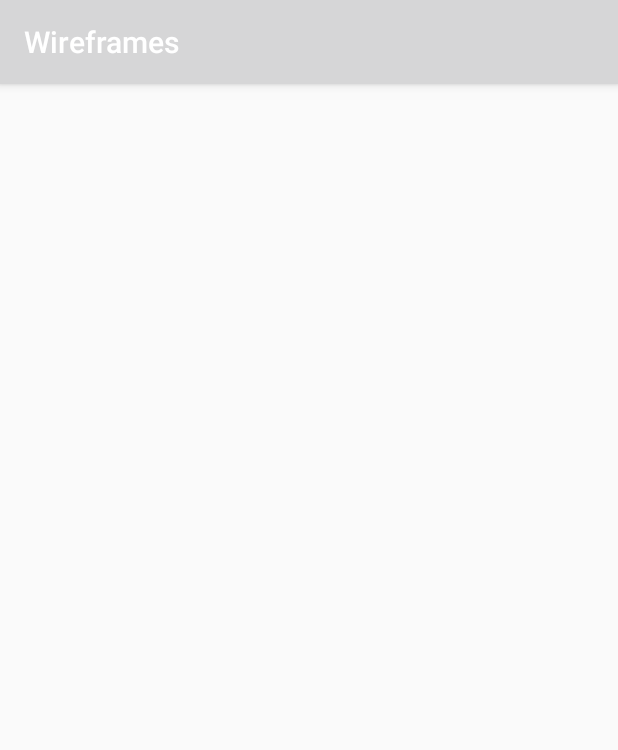
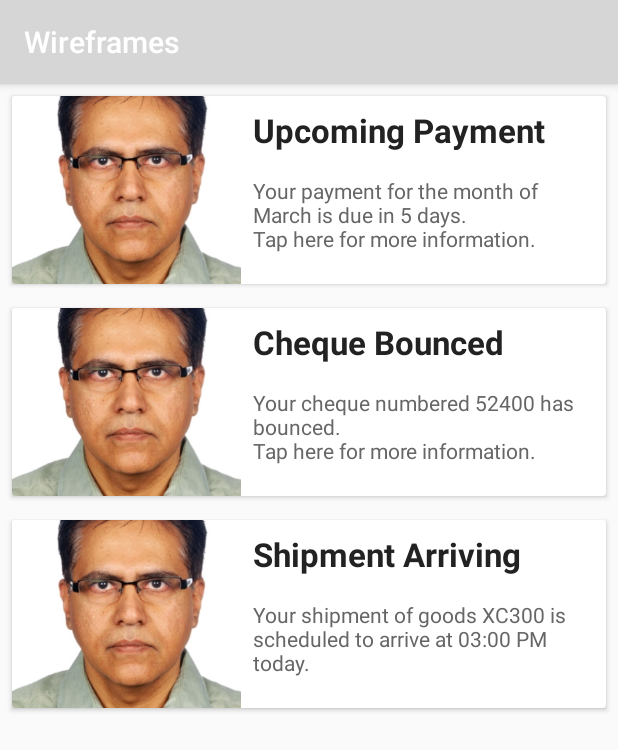
Before and after one commit to achpalaman/hulhackathon, an Android app: the fragment AlertsFragment shown on its own in the app's theme, on a phone screen of 412 x 824 dp. Shown: the top 750 px of the screen. Run offline under Robolectric (Android 15) with nearby library versions, the phone set to English and light mode, and no system bars.

Commit message:
Added Cards for Alerts

```diff
--- a/app/build.gradle
+++ b/app/build.gradle
@@ -28,4 +28,6 @@ dependencies {
     compile 'com.github.dmytrodanylyk.circular-progress-button:library:1.1.3'
     compile 'de.hdodenhof:circleimageview:2.0.0'
     compile 'com.ikimuhendis:ldrawer:0.1'
+    compile 'com.android.support:cardview-v7:23.0.+'
+    compile 'com.android.support:recyclerview-v7:23.0.+'
 }
--- a/app/src/main/AndroidManifest.xml
+++ b/app/src/main/AndroidManifest.xml
@@ -8,7 +8,7 @@
         android:label="@string/app_name"
         android:supportsRtl="true"
         android:theme="@style/AppTheme" >
-        <activity android:name=".MainActivity" >
+        <activity android:name=".activities.MainActivity">
             <intent-filter>
                 <action android:name="android.intent.action.MAIN" />
 
@@ -16,7 +16,7 @@
             </intent-filter>
         </activity>
         <activity
-            android:name=".NavActivity"
+            android:name=".activities.NavActivity"
             android:label="@string/title_activity_nav"
             android:theme="@style/AppTheme.NoActionBar" >
         </activity>
--- /dev/null
+++ b/app/src/main/java/com/hulhack/quandrum/wireframes/adapters/CustomAdapter.java
@@ -0,0 +1,69 @@
+package com.hulhack.quandrum.wireframes.adapters;
+
+/**
+ * Created by Aman on 3/14/2016.
+ */
+
+import android.support.v7.widget.RecyclerView;
+import android.view.LayoutInflater;
+import android.view.View;
+import android.view.ViewGroup;
+import android.widget.ImageView;
+import android.widget.TextView;
+
+import com.hulhack.quandrum.wireframes.R;
+import com.hulhack.quandrum.wireframes.data.DataModel;
+
+import java.util.ArrayList;
+
+public class CustomAdapter extends RecyclerView.Adapter<CustomAdapter.MyViewHolder> {
+
+    private ArrayList<DataModel> dataSet;
+
+    public CustomAdapter(ArrayList<DataModel> data) {
+        this.dataSet = data;
+    }
+
+    @Override
+    public MyViewHolder onCreateViewHolder(ViewGroup parent,
+                                           int viewType) {
+        View view = LayoutInflater.from(parent.getContext())
+                .inflate(R.layout.my_card, parent, false);
+
+        //view.setOnClickListener(MainActivity.myOnClickListener);
+
+        MyViewHolder myViewHolder = new MyViewHolder(view);
+        return myViewHolder;
+    }
+
+    @Override
+    public void onBindViewHolder(final MyViewHolder holder, final int listPosition) {
+
+        TextView textViewName = holder.title;
+        TextView textViewVersion = holder.description;
+        ImageView imageView = holder.imageViewIcon;
+
+        textViewName.setText(dataSet.get(listPosition).getName());
+        textViewVersion.setText(dataSet.get(listPosition).getVersion());
+        imageView.setImageResource(dataSet.get(listPosition).getImage());
+    }
+
+    @Override
+    public int getItemCount() {
+        return dataSet.size();
+    }
+
+    public static class MyViewHolder extends RecyclerView.ViewHolder {
+
+        TextView title;
+        TextView description;
+        ImageView imageViewIcon;
+
+        public MyViewHolder(View itemView) {
+            super(itemView);
+            this.title = (TextView) itemView.findViewById(R.id.title);
+            this.description = (TextView) itemView.findViewById(R.id.mydesc);
+            this.imageViewIcon = (ImageView) itemView.findViewById(R.id.thumbnail);
+        }
+    }
+}
--- /dev/null
+++ b/app/src/main/java/com/hulhack/quandrum/wireframes/data/DataModel.java
@@ -0,0 +1,35 @@
+package com.hulhack.quandrum.wireframes.data;
+
+/**
+ * Created by Aman on 3/14/2016.
+ */
+public class DataModel {
+
+    String name;
+    String version;
+    int id_;
+    int image;
+
+    public DataModel(String name, String version, int id_, int image) {
+        this.name = name;
+        this.version = version;
+        this.id_ = id_;
+        this.image = image;
+    }
+
+    public String getName() {
+        return name;
+    }
+
+    public String getVersion() {
+        return version;
+    }
+
+    public int getImage() {
+        return image;
+    }
+
+    public int getId() {
+        return id_;
+    }
+}
--- /dev/null
+++ b/app/src/main/java/com/hulhack/quandrum/wireframes/data/MyData.java
@@ -0,0 +1,17 @@
+package com.hulhack.quandrum.wireframes.data;
+
+import com.hulhack.quandrum.wireframes.R;
+
+/**
+ * Created by Aman on 3/14/2016.
+ */
+public class MyData {
+
+    public static String[] nameArray = {"Upcoming Payment", "Cheque Bounced", "Shipment Arriving"};
+    public static String[] versionArray = {"Your payment for the month of March is due in 5 days. \nTap here for more information.", "Your cheque numbered 52400 has bounced. \nTap here for more information.", "Your shipment of goods XC300 is scheduled to arrive at 03:00 PM today. \n" +
+            "Tap here for more information."};
+
+    public static Integer[] id_ = {0, 1, 2};
+
+    public static Integer[] drawableArray = {R.drawable.brij, R.drawable.brij, R.drawable.brij};
+}
--- a/app/src/main/java/com/hulhack/quandrum/wireframes/fragments/AlertsFragment.java
+++ b/app/src/main/java/com/hulhack/quandrum/wireframes/fragments/AlertsFragment.java
@@ -1,14 +1,23 @@
 package com.hulhack.quandrum.wireframes.fragments;
 
-import android.app.Activity;
 import android.app.Fragment;
+import android.content.Context;
 import android.net.Uri;
 import android.os.Bundle;
+import android.support.v7.widget.DefaultItemAnimator;
+import android.support.v7.widget.LinearLayoutManager;
+import android.support.v7.widget.RecyclerView;
 import android.view.LayoutInflater;
 import android.view.View;
 import android.view.ViewGroup;
+import android.widget.TextView;
 
 import com.hulhack.quandrum.wireframes.R;
+import com.hulhack.quandrum.wireframes.adapters.CustomAdapter;
+import com.hulhack.quandrum.wireframes.data.DataModel;
+import com.hulhack.quandrum.wireframes.data.MyData;
+
+import java.util.ArrayList;
 
 /**
  * A simple {@link Fragment} subclass.
@@ -19,53 +28,61 @@ import com.hulhack.quandrum.wireframes.R;
  * create an instance of this fragment.
  */
 public class AlertsFragment extends Fragment {
-    // TODO: Rename parameter arguments, choose names that match
-    // the fragment initialization parameters, e.g. ARG_ITEM_NUMBER
-    private static final String ARG_PARAM1 = "param1";
-    private static final String ARG_PARAM2 = "param2";
 
-    // TODO: Rename and change types of parameters
-    private String mParam1;
-    private String mParam2;
-
+    static View.OnClickListener myOnClickListener;
+    private static RecyclerView recyclerView;
+    private static ArrayList<DataModel> data;
+    private static RecyclerView.Adapter adapter;
+    private static ArrayList<Integer> removedItems;
+    private RecyclerView.LayoutManager layoutManager;
     private OnFragmentInteractionListener mListener;
 
     public AlertsFragment() {
         // Required empty public constructor
     }
 
-    /**
-     * Use this factory method to create a new instance of
-     * this fragment using the provided parameters.
-     *
-     * @param param1 Parameter 1.
-     * @param param2 Parameter 2.
-     * @return A new instance of fragment AlertsFragment.
-     */
-    // TODO: Rename and change types and number of parameters
-    public static AlertsFragment newInstance(String param1, String param2) {
+    public static AlertsFragment newInstance() {
         AlertsFragment fragment = new AlertsFragment();
-        Bundle args = new Bundle();
-        args.putString(ARG_PARAM1, param1);
-        args.putString(ARG_PARAM2, param2);
-        fragment.setArguments(args);
         return fragment;
     }
 
     @Override
     public void onCreate(Bundle savedInstanceState) {
         super.onCreate(savedInstanceState);
-        if (getArguments() != null) {
-            mParam1 = getArguments().getString(ARG_PARAM1);
-            mParam2 = getArguments().getString(ARG_PARAM2);
-        }
     }
 
     @Override
     public View onCreateView(LayoutInflater inflater, ViewGroup container,
                              Bundle savedInstanceState) {
+
+        View rootView = inflater.inflate(R.layout.fragment_alerts, container, false);
         // Inflate the layout for this fragment
-        return inflater.inflate(R.layout.fragment_alerts, container, false);
+
+        //myOnClickListener = new MyOnClickListener(this);
+
+        recyclerView = (RecyclerView) rootView.findViewById(R.id.my_recycler_view);
+        recyclerView.setHasFixedSize(true);
+
+        layoutManager = new LinearLayoutManager(getActivity());
+        recyclerView.setLayoutManager(layoutManager);
+        recyclerView.setItemAnimator(new DefaultItemAnimator());
+
+        data = new ArrayList<DataModel>();
+        for (int i = 0; i < MyData.nameArray.length; i++) {
+            data.add(new DataModel(
+                    MyData.nameArray[i],
+                    MyData.versionArray[i],
+                    MyData.id_[i],
+                    MyData.drawableArray[i]
+            ));
+        }
+
+        removedItems = new ArrayList<Integer>();
+
+        adapter = new CustomAdapter(data);
+        recyclerView.setAdapter(adapter);
+
+        return rootView;
     }
 
     // TODO: Rename method, update argument and hook method into UI event
@@ -76,21 +93,11 @@ public class AlertsFragment extends Fragment {
     }
 
     @Override
-    public void onAttach(Activity activity) {
-        super.onAttach(activity);
-        try {
-            mListener = (OnFragmentInteractionListener) activity;
-        } catch (ClassCastException e) {
-            throw new ClassCastException(activity.toString()
-                    + " must implement OnFragmentInteractionListener");
-        }
-    }
-
-    @Override
     public void onDetach() {
         super.onDetach();
         mListener = null;
     }
+
 
     /**
      * This interface must be implemented by activities that contain this
@@ -107,4 +114,36 @@ public class AlertsFragment extends Fragment {
         void onFragmentInteraction(Uri uri);
     }
 
+    private static class MyOnClickListener implements View.OnClickListener {
+
+        private final Context context;
+
+        private MyOnClickListener(Context context) {
+            this.context = context;
+        }
+
+        @Override
+        public void onClick(View v) {
+            removeItem(v);
+        }
+
+        private void removeItem(View v) {
+            int selectedItemPosition = recyclerView.getChildLayoutPosition(v);
+            RecyclerView.ViewHolder viewHolder
+                    = recyclerView.findViewHolderForLayoutPosition(selectedItemPosition);
+            TextView textViewName
+                    = (TextView) viewHolder.itemView.findViewById(R.id.title);
+            String selectedName = (String) textViewName.getText();
+            int selectedItemId = -1;
+            for (int i = 0; i < MyData.nameArray.length; i++) {
+                if (selectedName.equals(MyData.nameArray[i])) {
+                    selectedItemId = MyData.id_[i];
+                }
+            }
+            removedItems.add(selectedItemId);
+            data.remove(selectedItemPosition);
+            adapter.notifyItemRemoved(selectedItemPosition);
+        }
+    }
+
 }
--- a/app/src/main/res/layout/activity_nav.xml
+++ b/app/src/main/res/layout/activity_nav.xml
@@ -6,7 +6,7 @@
     android:layout_height="match_parent"
     android:fitsSystemWindows="true"
     android:orientation="vertical"
-    tools:context="com.hulhack.quandrum.wireframes.NavActivity">
+    tools:context="com.hulhack.quandrum.wireframes.activities.NavActivity">
 
     <LinearLayout
         android:layout_width="match_parent"
--- a/app/src/main/res/layout/content_nav.xml
+++ b/app/src/main/res/layout/content_nav.xml
@@ -8,7 +8,7 @@
     android:paddingLeft="50dp"
     android:paddingRight="50dp"
     app:layout_behavior="@string/appbar_scrolling_view_behavior"
-    tools:context="com.hulhack.quandrum.wireframes.NavActivity"
+    tools:context="com.hulhack.quandrum.wireframes.activities.NavActivity"
     tools:showIn="@layout/app_bar_nav">
 
     <de.hdodenhof.circleimageview.CircleImageView xmlns:app="http://schemas.android.com/apk/res-auto"
--- a/app/src/main/res/layout/fragment_alerts.xml
+++ b/app/src/main/res/layout/fragment_alerts.xml
@@ -4,10 +4,10 @@
     android:layout_height="match_parent"
     tools:context="com.hulhack.quandrum.wireframes.fragments.AlertsFragment">
 
-    <!-- TODO: Update blank fragment layout -->
-    <TextView
+    <android.support.v7.widget.RecyclerView
+        android:id="@+id/my_recycler_view"
         android:layout_width="match_parent"
         android:layout_height="match_parent"
-        android:text="@string/hello_blank_fragment" />
+        android:scrollbars="vertical" />
 
 </FrameLayout>
--- /dev/null
+++ b/app/src/main/res/layout/my_card.xml
@@ -0,0 +1,51 @@
+<android.support.v7.widget.CardView xmlns:android="http://schemas.android.com/apk/res/android"
+    android:id="@+id/card_view"
+    android:layout_width="match_parent"
+    android:layout_height="wrap_content"
+    android:layout_margin="8dp">
+
+    <LinearLayout
+        android:layout_width="match_parent"
+        android:layout_height="match_parent"
+        android:orientation="horizontal">
+
+        <ImageView
+            android:id="@+id/thumbnail"
+            android:layout_width="wrap_content"
+            android:layout_height="125dp"
+            android:layout_alignParentTop="true"
+            android:layout_weight="1"
+            android:scaleType="centerCrop"
+            android:src="@drawable/brij" />
+
+        <LinearLayout
+            android:layout_width="match_parent"
+            android:layout_height="match_parent"
+            android:layout_weight="1"
+            android:orientation="vertical">
+
+            <TextView
+                android:id="@+id/title"
+                android:layout_width="wrap_content"
+                android:layout_height="wrap_content"
+                android:maxLines="3"
+                android:padding="8dp"
+                android:text="Title"
+                android:textColor="#222"
+                android:textSize="22dp"
+                android:textStyle="bold" />
+
+            <TextView
+                android:id="@+id/mydesc"
+                android:layout_width="wrap_content"
+                android:layout_height="wrap_content"
+                android:layout_below="@+id/title"
+                android:maxLines="3"
+                android:padding="8dp"
+                android:text="Description"
+                android:textColor="#666"
+                android:textSize="14dp" />
+        </LinearLayout>
+
+    </LinearLayout>
+</android.support.v7.widget.CardView>
```
Also changed, not shown: app/src/main/java/com/hulhack/quandrum/wireframes/MainActivity.java (deleted, +0 -21 lines), app/src/main/java/com/hulhack/quandrum/wireframes/NavActivity.java (deleted, +0 -115 lines), app/src/main/java/com/hulhack/quandrum/wireframes/activities/MainActivity.java (added, +23 -0 lines), app/src/main/java/com/hulhack/quandrum/wireframes/activities/NavActivity.java (added, +116 -0 lines), 1 other file.
